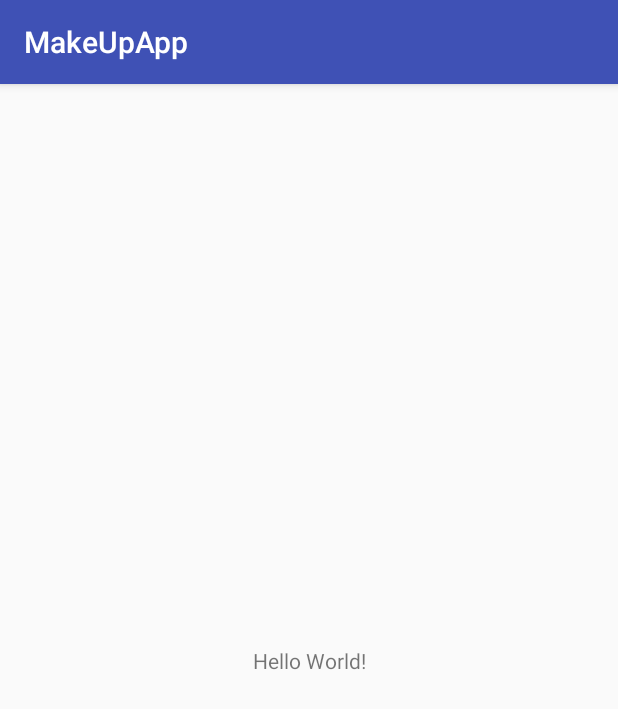
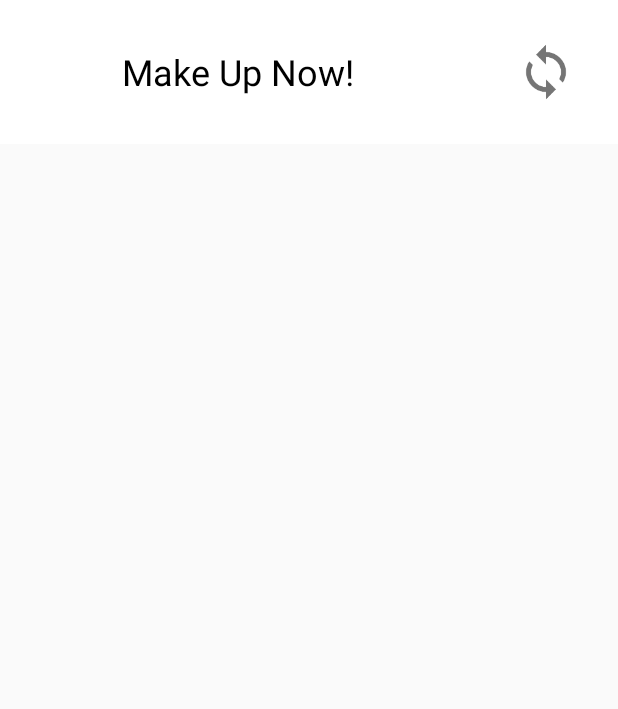
Before and after one commit to YiAnTy/TLL_FR, an Android app: the screen it shows after launch (MainActivity), on a phone screen of 412 x 824 dp. Shown: the top 709 px of the screen. Run offline under Robolectric (Android 15) with nearby library versions, the phone set to English and light mode, and no system bars.

Commit message:
首页header及一些图标素材

```diff
--- /dev/null
+++ b/app/src/main/java/bjtu/makeupapp/HeaderLayout.java
@@ -0,0 +1,33 @@
+package bjtu.makeupapp;
+
+import android.content.Context;
+import android.support.annotation.Nullable;
+import android.util.AttributeSet;
+import android.view.LayoutInflater;
+import android.view.View;
+import android.widget.ImageView;
+import android.widget.LinearLayout;
+import android.widget.Toast;
+
+/**
+ * Created by lenovo on 2017/8/25.
+ */
+
+public class HeaderLayout extends LinearLayout {
+
+    public HeaderLayout(Context context, @Nullable AttributeSet attrs) {
+        super(context, attrs);
+        LayoutInflater.from(context).inflate(R.layout.header,this);
+
+        final ImageView img_camera_side= (ImageView) findViewById(R.id.img_camera_side);
+
+        // 注册图片按钮监听
+        img_camera_side.setOnClickListener(new OnClickListener() {
+            @Override
+            public void onClick(View v) {
+
+                Toast.makeText(getContext(),"切换摄像头",Toast.LENGTH_SHORT).show();
+            }
+        });
+    }
+}
--- a/app/src/main/java/bjtu/makeupapp/MainActivity.java
+++ b/app/src/main/java/bjtu/makeupapp/MainActivity.java
@@ -1,7 +1,12 @@
 package bjtu.makeupapp;
 
+import android.support.v7.app.ActionBar;
 import android.support.v7.app.AppCompatActivity;
 import android.os.Bundle;
+import android.support.v7.widget.Toolbar;
+import android.view.Menu;
+import android.view.MenuItem;
+import android.widget.Toast;
 
 public class MainActivity extends AppCompatActivity {
 
@@ -9,5 +14,10 @@ public class MainActivity extends AppCompatActivity {
     protected void onCreate(Bundle savedInstanceState) {
         super.onCreate(savedInstanceState);
         setContentView(R.layout.activity_main);
+
+        ActionBar actionBar=getSupportActionBar();
+        if(actionBar!=null){
+            actionBar.hide();
+        }
     }
 }
--- a/app/src/main/res/layout/activity_main.xml
+++ b/app/src/main/res/layout/activity_main.xml
@@ -1,18 +1,12 @@
 <?xml version="1.0" encoding="utf-8"?>
-<android.support.constraint.ConstraintLayout xmlns:android="http://schemas.android.com/apk/res/android"
+<LinearLayout
+    xmlns:android="http://schemas.android.com/apk/res/android"
     xmlns:app="http://schemas.android.com/apk/res-auto"
-    xmlns:tools="http://schemas.android.com/tools"
     android:layout_width="match_parent"
-    android:layout_height="match_parent"
-    tools:context="bjtu.makeupapp.MainActivity">
+    android:layout_height="match_parent">
 
-    <TextView
-        android:layout_width="wrap_content"
-        android:layout_height="wrap_content"
-        android:text="Hello World!"
-        app:layout_constraintBottom_toBottomOf="parent"
-        app:layout_constraintLeft_toLeftOf="parent"
-        app:layout_constraintRight_toRightOf="parent"
-        app:layout_constraintTop_toTopOf="parent" />
+    <bjtu.makeupapp.HeaderLayout
+        android:layout_width="match_parent"
+        android:layout_height="wrap_content" />
 
-</android.support.constraint.ConstraintLayout>
+</LinearLayout>
--- /dev/null
+++ b/app/src/main/res/layout/header.xml
@@ -0,0 +1,27 @@
+<?xml version="1.0" encoding="utf-8"?>
+<LinearLayout xmlns:android="http://schemas.android.com/apk/res/android"
+    android:orientation="horizontal"
+    android:layout_width="match_parent"
+    android:layout_height="wrap_content"
+    android:background="@android:color/white">
+
+    <TextView
+        android:id="@+id/title_textview"
+        android:layout_width="0dp"
+        android:layout_height="wrap_content"
+        android:layout_weight="1"
+        android:layout_gravity="center"
+        android:gravity="center"
+        android:text="Make Up Now!"
+        android:textColor="@android:color/black"
+        android:textSize="24sp"/>
+
+    <ImageView
+        android:id="@+id/img_camera_side"
+        android:layout_width="wrap_content"
+        android:layout_height="wrap_content"
+        android:src="@mipmap/ic_loop"
+        android:layout_gravity="center"
+        android:layout_margin="5dp"/>
+
+</LinearLayout>
```
Also changed, not shown: app/src/main/res/mipmap-hdpi/ic_camera_front.png (added), app/src/main/res/mipmap-hdpi/ic_camera_rear.png (added), app/src/main/res/mipmap-hdpi/ic_loop.png (added), app/src/main/res/mipmap-mdpi/ic_camera_front.png (added), app/src/main/res/mipmap-mdpi/ic_camera_rear.png (added), app/src/main/res/mipmap-mdpi/ic_loop.png (added), app/src/main/res/mipmap-xhdpi/ic_camera_front.png (added), app/src/main/res/mipmap-xhdpi/ic_camera_rear.png (added), app/src/main/res/mipmap-xhdpi/ic_loop.png (added), app/src/main/res/mipmap-xxhdpi/ic_camera_front.png (added), app/src/main/res/mipmap-xxhdpi/ic_camera_rear.png (added), app/src/main/res/mipmap-xxhdpi/ic_loop.png (added), app/src/main/res/mipmap-xxxhdpi/ic_camera_front.png (added), app/src/main/res/mipmap-xxxhdpi/ic_camera_rear.png (added), 1 more files.
